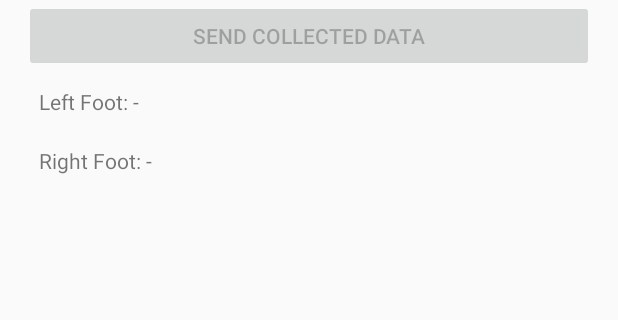
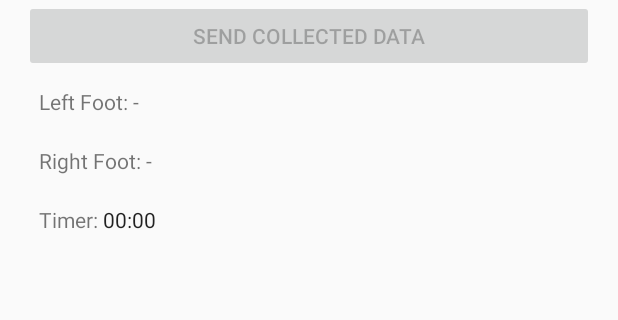
Before and after one commit to Oxford-step-counter/Data-Collection-Android-App, an Android app: the screen it shows after launch (MainActivity), on a phone screen of 412 x 824 dp, the part 464-784 px from its top. Run offline under Robolectric (Android 15) with nearby library versions, the phone set to English and light mode, and no system bars.

Commit message:
chg: Add timer + upload indicator

```diff
--- a/app/src/main/java/com/jamie/android/a4ypdatacollection/BluetoothModule.java
+++ b/app/src/main/java/com/jamie/android/a4ypdatacollection/BluetoothModule.java
@@ -108,8 +108,6 @@ public class BluetoothModule {
             Log.e(TAG, "Unable to start file output");
             e.printStackTrace();
         }
-
-        mActive = true;
         setUpRead();
 
     }
@@ -177,7 +175,7 @@ public class BluetoothModule {
         mReadState = new Runnable() {
             @Override
             public void run() {
-                if (mConnected && mActive){
+                if (mConnected){
                     mReadHandler.postDelayed(this, 10);
                     if(mBluetoothGatt != null && mCharacteristic != null) {
                         mBluetoothGatt.readCharacteristic(mCharacteristic);
--- a/app/src/main/java/com/jamie/android/a4ypdatacollection/MainActivity.java
+++ b/app/src/main/java/com/jamie/android/a4ypdatacollection/MainActivity.java
@@ -14,15 +14,14 @@ import android.support.v4.app.ActivityCompat;
 import android.support.v7.app.AlertDialog;
 import android.support.v7.app.AppCompatActivity;
 import android.os.Bundle;
-import android.telephony.TelephonyManager;
 import android.text.Editable;
-import android.text.Layout;
 import android.text.TextWatcher;
 import android.util.Log;
 import android.view.LayoutInflater;
 import android.view.View;
 import android.view.WindowManager;
 import android.widget.Button;
+import android.widget.Chronometer;
 import android.widget.EditText;
 import android.widget.TextView;
 import android.widget.Toast;
@@ -49,6 +48,8 @@ public class MainActivity extends AppCompatActivity implements BluetoothModule.B
 
     private TextView mLeftFootStateTextview;
     private TextView mRightFootStateTextView;
+
+    private Chronometer mChronometer;
 
     private SensorLogger mLogger;
     private SensorManager sensorManager;
@@ -96,6 +97,7 @@ public class MainActivity extends AppCompatActivity implements BluetoothModule.B
         setUpEditText();
         setUpButtons();
         setUpTextViews();
+        setUpChronometer();
     }
 
     //Function to reset state --> create new Logger object.
@@ -179,6 +181,12 @@ public class MainActivity extends AppCompatActivity implements BluetoothModule.B
             sensors[k] = Utils.mapSensorType(i);
             k++;
         }
+    }
+
+    private void setUpChronometer() {
+
+        mChronometer = (Chronometer) findViewById(R.id.chronometer);
+
     }
 
     private void setUpTextViews() {
@@ -269,13 +277,15 @@ public class MainActivity extends AppCompatActivity implements BluetoothModule.B
             public void onClick(View v) {
                 mStopCollectionButton.setEnabled(true);
                 mStartCollectionButton.setEnabled(false);
+
                 try {
                     mLogger = new SensorLogger(MainActivity.this, sensors);
                 } catch (IOException e) {
                     Log.e(LOG, "Cannot create SensorLogger object.");
                 }
+                mChronometer.start();
                 mLogger.start();
-                mBtModule.start();
+                mBtModule.setmActive(true);
             }
         });
 
@@ -288,6 +298,7 @@ public class MainActivity extends AppCompatActivity implements BluetoothModule.B
                 mStartCollectionButton.setEnabled(true);
                 mStopCollectionButton.setEnabled(false);
                 mSendDataButton.setEnabled(true);
+                mChronometer.stop();
                 mLogger.stop();
                 mBtModule.stop();
 
@@ -352,6 +363,7 @@ public class MainActivity extends AppCompatActivity implements BluetoothModule.B
                             if (mBtModule.getConnecting()) {
                                 mConnectedHandler.postDelayed(this, 500);
                             } else {
+                                mBtModule.start();
                                 mConnectedDialog.dismiss();
                                 if (!mBtModule.getConnected()) {
                                     Toast toast = Toast.makeText(MainActivity.this, "Unable to connect", Toast.LENGTH_SHORT);
@@ -413,6 +425,7 @@ public class MainActivity extends AppCompatActivity implements BluetoothModule.B
 
         private ProgressDialog progressDialog;
         private File file;
+        private int returnCode;
 
         @Override
         protected String doInBackground(String... params) {
@@ -420,7 +433,7 @@ public class MainActivity extends AppCompatActivity implements BluetoothModule.B
             String fileURI = params[0];
 
             file = new File(fileURI);
-            int serverReturnCode = Utils.uploadFile(file, SERVER_URL);
+            returnCode = Utils.uploadFile(file, SERVER_URL);
 
             return "complete";
         }
@@ -437,6 +450,8 @@ public class MainActivity extends AppCompatActivity implements BluetoothModule.B
         protected void onPostExecute(String result) {
             progressDialog.dismiss();
             file.delete();
+
+            Toast.makeText(context, "Upload completed: server returned " + Utils.decodeReturnCode(returnCode), Toast.LENGTH_SHORT).show();
         }
 
 
--- a/app/src/main/res/layout/activity_main.xml
+++ b/app/src/main/res/layout/activity_main.xml
@@ -88,4 +88,19 @@
             android:id="@+id/right_foot_status"/>
     </LinearLayout>
 
+    <LinearLayout
+        android:layout_width="match_parent"
+        android:layout_height="wrap_content"
+        android:padding="10dp">
+        <TextView
+            android:layout_width="wrap_content"
+            android:layout_height="match_parent"
+            android:text="Timer: "/>
+        <Chronometer
+            android:layout_width="wrap_content"
+            android:layout_height="match_parent"
+            android:id="@+id/chronometer"/>
+
+    </LinearLayout>
+
 </LinearLayout>
```
Also changed, not shown: app/src/main/java/com/jamie/android/a4ypdatacollection/Utils.java (+17 -0 lines).
